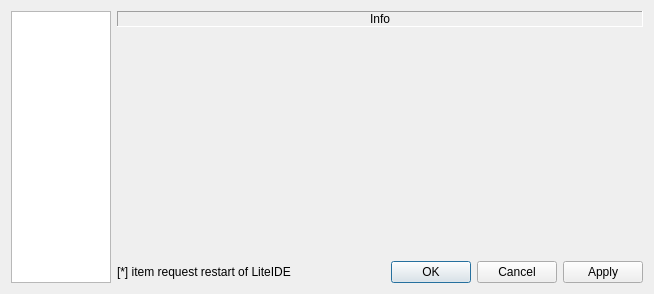
Qt form liteidex/src/liteapp/optionswidget.ui (visualfc/liteide) before a commit.
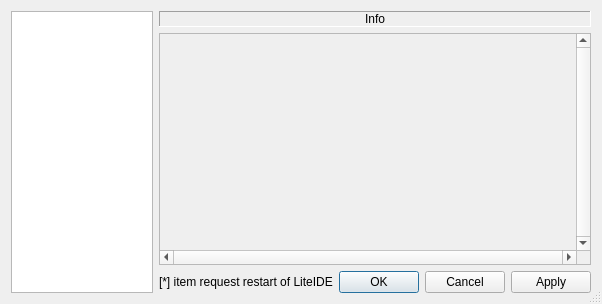
The same form after that commit.

Commit message: liteapp: fix #1106, options widget add ScrollArea, enable resize, init check screen size

```diff
--- a/liteidex/src/liteapp/optionswidget.ui
+++ b/liteidex/src/liteapp/optionswidget.ui
@@ -6,18 +6,21 @@
    <rect>
     <x>0</x>
     <y>0</y>
-    <width>654</width>
-    <height>294</height>
+    <width>602</width>
+    <height>304</height>
    </rect>
   </property>
   <property name="windowTitle">
    <string>Options</string>
   </property>
-  <layout class="QHBoxLayout" name="horizontalLayout_2" stretch="1,10">
+  <property name="sizeGripEnabled">
+   <bool>true</bool>
+  </property>
+  <layout class="QHBoxLayout" name="horizontalLayout_2" stretch="0,1">
    <item>
     <widget class="QListWidget" name="listWidget">
      <property name="sizePolicy">
-      <sizepolicy hsizetype="Fixed" vsizetype="Expanding">
+      <sizepolicy hsizetype="Preferred" vsizetype="Expanding">
        <horstretch>0</horstretch>
        <verstretch>0</verstretch>
       </sizepolicy>
@@ -28,6 +31,12 @@
        <height>0</height>
       </size>
      </property>
+     <property name="maximumSize">
+      <size>
+       <width>150</width>
+       <height>16777215</height>
+      </size>
+     </property>
     </widget>
    </item>
    <item>
@@ -55,6 +64,27 @@
       </widget>
      </item>
      <item>
+      <widget class="QScrollArea" name="scrollArea">
+       <property name="verticalScrollBarPolicy">
+        <enum>Qt::ScrollBarAlwaysOn</enum>
+       </property>
+       <property name="horizontalScrollBarPolicy">
+        <enum>Qt::ScrollBarAlwaysOn</enum>
+       </property>
+       <property name="widgetResizable">
+        <bool>true</bool>
+       </property>
+       <widget class="QWidget" name="scrollAreaWidgetContents">
+        <property name="geometry">
+         <rect>
+          <x>0</x>
+          <y>0</y>
+          <width>464</width>
+          <height>204</height>
+         </rect>
+        </property>
+        <layout class="QVBoxLayout" name="verticalLayout_2">
+         <item>
       <widget class="QStackedWidget" name="stackedWidget">
        <property name="sizePolicy">
         <sizepolicy hsizetype="Expanding" vsizetype="Preferred">
@@ -62,6 +92,10 @@
          <verstretch>0</verstretch>
         </sizepolicy>
        </property>
+          </widget>
+         </item>
+        </layout>
+       </widget>
       </widget>
      </item>
      <item>
```
Lines whose indentation alone changed are shown as unchanged. The commit also changes 2 other files.
